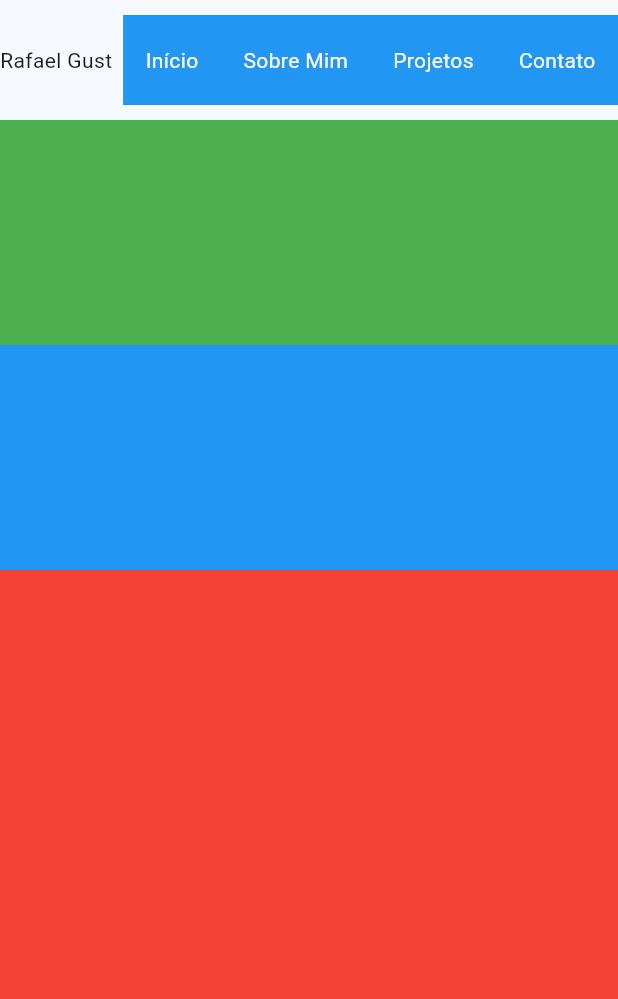
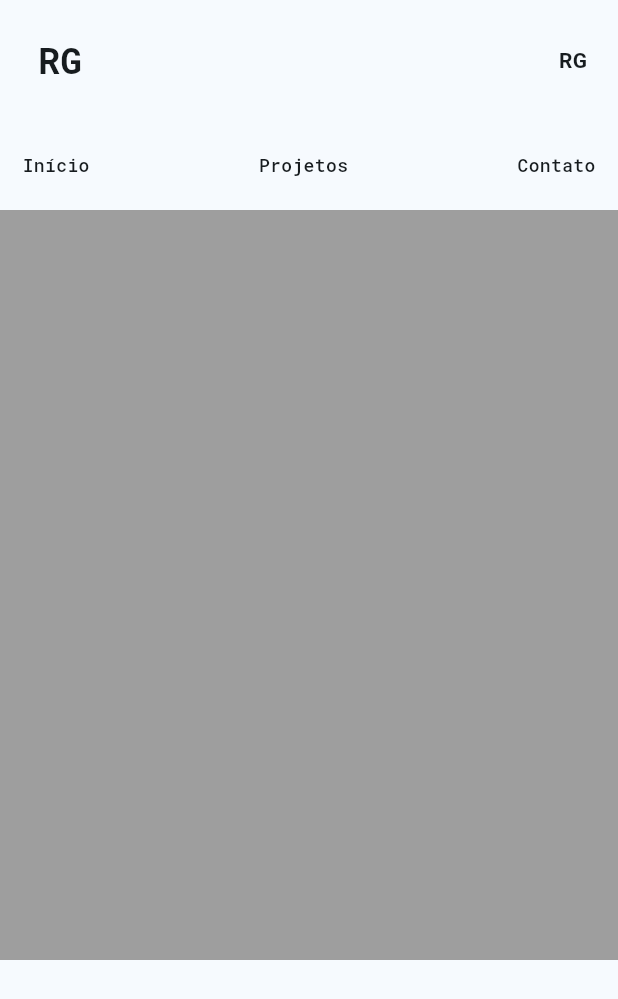
Before and after one commit to rafaelgust/portfolio_flutter, a Flutter app: the screen it shows after launch, on a phone screen of 412 x 824 dp. Shown: the top 999 px of the screen. Run offline on Flutter 3.47's test engine with Material 2 defaults, Android fonts, the light colour scheme and no system bars; our stand-ins replace go_router.

Commit message:
style: changing homeview

```diff
--- a/lib/app/routes.dart
+++ b/lib/app/routes.dart
@@ -7,11 +7,11 @@ import '../modules/home/views/home_view.dart' deferred as home_view;
 
 class AppRouter {
   static final GoRouter router = GoRouter(
-    initialLocation: '/',
+    initialLocation: '/home',
     errorBuilder: (context, state) => ErrorPage(state.error!.message),
     routes: [
       GoRoute(
-        path: '/',
+        path: '/home',
         builder: (context, state) {
           return DeferredRoute(
             home_view.loadLibrary,
--- a/lib/core/utils/deferred_route.dart
+++ b/lib/core/utils/deferred_route.dart
@@ -13,8 +13,11 @@ class DeferredRoute extends StatelessWidget {
         if (snapshot.connectionState == ConnectionState.done) {
           return buildChild();
         } else {
-          return const Center(
-            child: CircularProgressIndicator(),
+          return Container(
+            color: Colors.black,
+            child: const Center(
+              child: CircularProgressIndicator(),
+            ),
           );
         }
       }),
--- /dev/null
+++ b/lib/modules/home/responsive/header/header_view.dart
@@ -0,0 +1,135 @@
+import 'package:flutter/material.dart';
+import 'package:portfolio/core/utils/responsive_widget.dart';
+
+import '../../widgets/nav/nav_bar.dart';
+
+class HeaderView extends StatelessWidget {
+  final ScrollController controller;
+  const HeaderView({
+    super.key,
+    required this.controller,
+  });
+
+  @override
+  Widget build(BuildContext context) {
+    return ResponsiveWidget(
+      mobile: mobile(),
+      tablet: tab(),
+      desktop: desk(),
+    );
+  }
+
+  Widget mobile() {
+    return SizedBox(
+      height: 140,
+      child: Column(
+        children: [
+          const Row(
+            mainAxisAlignment: MainAxisAlignment.spaceBetween,
+            children: [
+              SizedBox(
+                width: 80,
+                height: 60,
+                child: Center(
+                  child: Text(
+                    'RG',
+                    style: TextStyle(
+                      fontFamily: 'RobotoMono',
+                      fontSize: 24,
+                      fontWeight: FontWeight.bold,
+                    ),
+                  ),
+                ),
+              ),
+              SizedBox(
+                width: 60,
+                height: 80,
+                child: Center(
+                  child: Text(
+                    'RG',
+                    style: TextStyle(
+                      fontWeight: FontWeight.bold,
+                    ),
+                  ),
+                ),
+              ),
+            ],
+          ),
+          NavBar(scrollController: controller),
+        ],
+      ),
+    );
+  }
+
+  Widget desk() {
+    return SizedBox(
+      height: 60,
+      child: Row(
+        mainAxisAlignment: MainAxisAlignment.spaceBetween,
+        children: [
+          const SizedBox(
+            width: 80,
+            child: Center(
+              child: Text(
+                'RG',
+                style: TextStyle(
+                  fontFamily: 'RobotoMono',
+                  fontSize: 24,
+                  fontWeight: FontWeight.bold,
+                ),
+              ),
+            ),
+          ),
+          NavBar(scrollController: controller),
+          const SizedBox(
+            width: 80,
+            child: Center(
+              child: Text(
+                'RG',
+                style: TextStyle(
+                  fontWeight: FontWeight.bold,
+                ),
+              ),
+            ),
+          ),
+        ],
+      ),
+    );
+  }
+
+  Widget tab() {
+    return SizedBox(
+      height: 60,
+      child: Row(
+        mainAxisAlignment: MainAxisAlignment.spaceAround,
+        children: [
+          const SizedBox(
+            width: 80,
+            child: Center(
+              child: Text(
+                'RG',
+                style: TextStyle(
+                  fontFamily: 'RobotoMono',
+                  fontSize: 24,
+                  fontWeight: FontWeight.bold,
+                ),
+              ),
+            ),
+          ),
+          const SizedBox(
+            width: 80,
+            child: Center(
+              child: Text(
+                'RG',
+                style: TextStyle(
+                  fontWeight: FontWeight.bold,
+                ),
+              ),
+            ),
+          ),
+          NavBar(scrollController: controller),
+        ],
+      ),
+    );
+  }
+}
--- a/lib/modules/home/views/home_view.dart
+++ b/lib/modules/home/views/home_view.dart
@@ -1,7 +1,7 @@
 import 'package:flutter/material.dart';
 import 'package:portfolio/core/utils/responsive_widget.dart';
 
-import '../widgets/nav/nav_bar.dart';
+import '../responsive/header/header_view.dart';
 
 class HomeView extends StatefulWidget {
   const HomeView({super.key});
@@ -18,42 +18,52 @@ class _HomeViewState extends State<HomeView> {
     return Scaffold(
       body: Column(
         children: [
-          SizedBox(
-            height: 80,
-            child: Row(
-              mainAxisAlignment: MainAxisAlignment.spaceBetween,
-              children: [
-                const Text('Rafael Gust'),
-                NavBar(scrollController: scrollController),
-              ],
-            ),
-          ),
+          HeaderView(controller: scrollController),
           Expanded(
             child: ListView(
               controller: scrollController,
               children: [
                 const SizedBox(
-                  key: GlobalObjectKey('top'),
+                  key: GlobalObjectKey('0'),
                 ),
                 ResponsiveWidget(
-                  key: const GlobalObjectKey('about_me'),
-                  mobile: Container(height: 150, color: Colors.green),
-                  tablet: Container(height: 150, color: Colors.blue),
-                  desktop: Container(height: 150, color: Colors.pink),
+                  key: const GlobalObjectKey('1'),
+                  mobile: Container(height: 500, color: Colors.grey),
+                  tablet: Container(height: 500, color: Colors.grey),
+                  desktop: Container(height: 500, color: Colors.grey),
                 ),
                 Container(
-                  key: const GlobalObjectKey('projects'),
-                  height: 150,
-                  color: Colors.blue,
+                  key: const GlobalObjectKey('2'),
+                  height: 900,
                 ),
                 Container(
-                    key: const GlobalObjectKey('contact'),
-                    height: 500,
-                    color: Colors.red),
-                Container(
-                  key: const GlobalObjectKey('about_me2'),
-                  height: 900,
-                  color: Colors.orange,
+                  key: const GlobalObjectKey('3'),
+                  height: 500,
+                  color: Colors.grey,
+                ),
+                const SizedBox(
+                  height: 100,
+                  child: Column(
+                    mainAxisAlignment: MainAxisAlignment.center,
+                    children: [
+                      Text(
+                        'Copyright © 2023 @Rafael Gust',
+                        style: TextStyle(
+                          fontFamily: 'RobotoMono',
+                          fontSize: 10,
+                          fontWeight: FontWeight.bold,
+                        ),
+                      ),
+                      Text(
+                        'Built with Flutter',
+                        style: TextStyle(
+                          fontFamily: 'RobotoMono',
+                          fontSize: 10,
+                          fontWeight: FontWeight.bold,
+                        ),
+                      )
+                    ],
+                  ),
                 ),
               ],
             ),
--- a/lib/modules/home/widgets/nav/nav_bar.dart
+++ b/lib/modules/home/widgets/nav/nav_bar.dart
@@ -24,27 +24,22 @@ class NavBar extends StatelessWidget {
 
   @override
   Widget build(BuildContext context) {
-    return Container(
+    return SizedBox(
       height: 60,
-      color: Colors.blue,
       child: Row(
         mainAxisAlignment: MainAxisAlignment.spaceBetween,
         children: [
           NavItem(
             title: 'Início',
-            onTap: () => scrollToWidget('top'),
-          ),
-          NavItem(
-            title: 'Sobre Mim',
-            onTap: () => scrollToWidget('about_me'),
+            onTap: () => scrollToWidget('0'),
           ),
           NavItem(
             title: 'Projetos',
-            onTap: () => scrollToWidget('projects'),
+            onTap: () => scrollToWidget('2'),
           ),
           NavItem(
             title: 'Contato',
-            onTap: () => scrollToWidget('contact'),
+            onTap: () => scrollToWidget('3'),
           ),
         ],
       ),
--- a/lib/modules/home/widgets/nav/nav_item.dart
+++ b/lib/modules/home/widgets/nav/nav_item.dart
@@ -8,15 +8,19 @@ class NavItem extends StatelessWidget {
 
   @override
   Widget build(BuildContext context) {
-    return InkWell(
-      onTap: () => onTap(),
-      child: Container(
-        padding: const EdgeInsets.all(5.0),
-        margin: const EdgeInsets.symmetric(horizontal: 10.0),
-        child: Text(
-          title,
-          style: const TextStyle(
-            color: Colors.white,
+    return Container(
+      margin: const EdgeInsets.symmetric(horizontal: 10.0),
+      child: InkWell(
+        onTap: () => onTap(),
+        child: Padding(
+          padding: const EdgeInsets.all(5.0),
+          child: Text(
+            title,
+            style: const TextStyle(
+              fontFamily: 'RobotoMono',
+              fontSize: 12,
+              fontWeight: FontWeight.w500,
+            ),
           ),
         ),
       ),
```
Also changed, not shown: pubspec.yaml (+11 -31 lines), assets/fonts/RobotoMono-Bold.ttf (added), assets/fonts/RobotoMono-Italic.ttf (added), assets/fonts/RobotoMono-Light.ttf (added), assets/fonts/RobotoMono-Medium.ttf (added), assets/fonts/RobotoMono-Regular.ttf (added), 1 other file.
